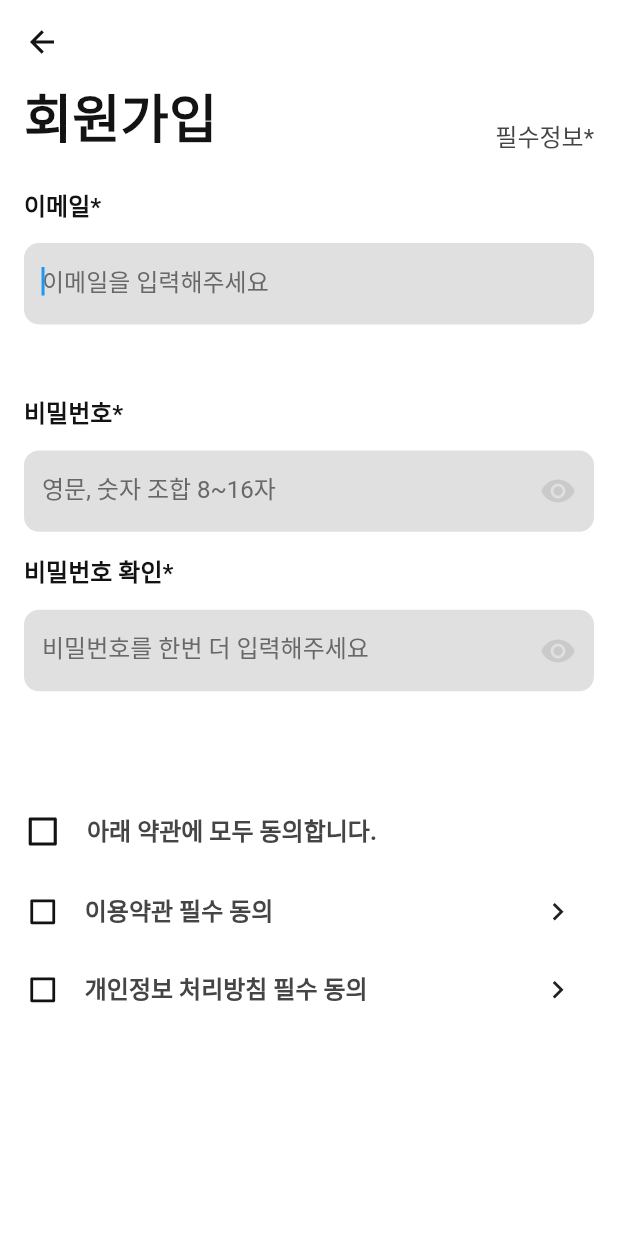
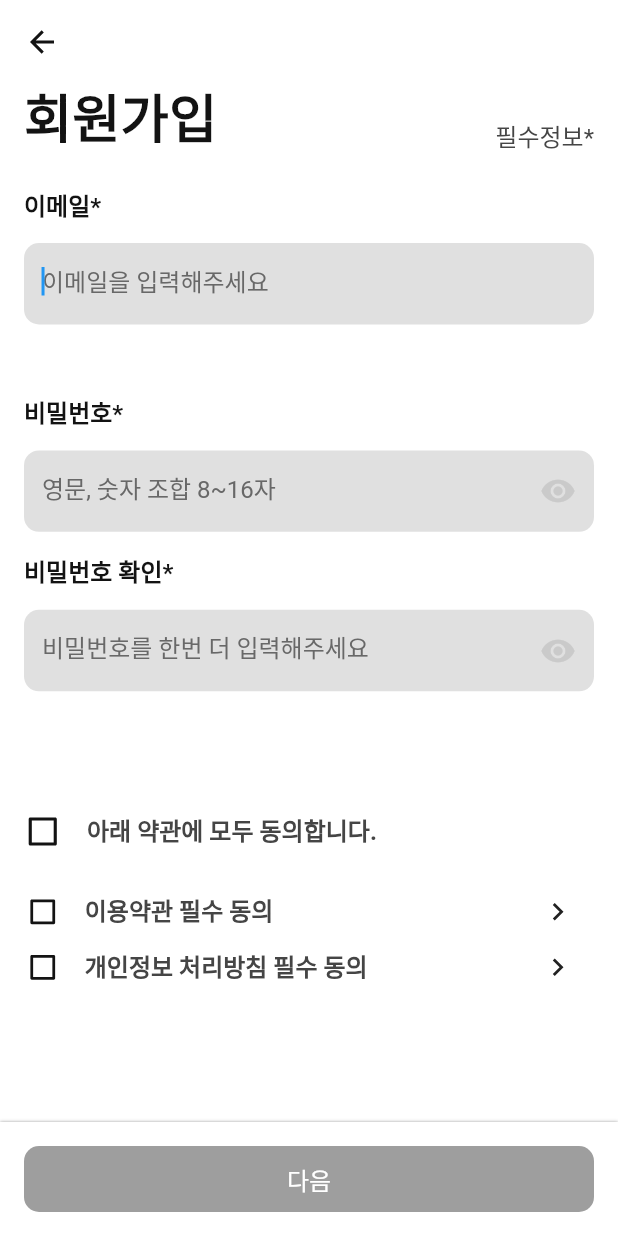
Before and after one commit to pdh0927/Ourcohol, a Flutter app: the EssentialInformation screen opened directly, on a phone screen of 412 x 824 dp. Run offline on Flutter 3.47's test engine with Material 2 defaults, Android fonts, the phone set to English and light mode, and no system bars; our stand-ins replace email_validator, flutter_remix, sizer; Roboto replaces fonts that are missing (GowunBatang).

Commit message:
next button

```diff
--- a/client/ourcohol/lib/user/sign_up_page/essential_information.dart
+++ b/client/ourcohol/lib/user/sign_up_page/essential_information.dart
@@ -22,6 +22,7 @@ class _EssentialInformationState extends State<EssentialInformation> {
   bool allCheck = false;
   bool firstCheck = false;
   bool secondCheck = false;
+  var user = {};
 
   validateEmail1() {
     if (inputEmail != '') {
@@ -71,6 +72,10 @@ class _EssentialInformationState extends State<EssentialInformation> {
         ),
         backgroundColor: Colors.white,
         body: SafeArea(
+            child: Column(
+          mainAxisAlignment: MainAxisAlignment.spaceBetween,
+          children: [
+            Expanded(
               child: SingleChildScrollView(
                   scrollDirection: Axis.vertical,
                   child: Container(
@@ -82,7 +87,8 @@ class _EssentialInformationState extends State<EssentialInformation> {
                             Container(
                               margin: const EdgeInsets.only(bottom: 25),
                               child: Row(
-                              mainAxisAlignment: MainAxisAlignment.spaceBetween,
+                                mainAxisAlignment:
+                                    MainAxisAlignment.spaceBetween,
                                 crossAxisAlignment: CrossAxisAlignment.end,
                                 children: [
                                   Text('회원가입', style: textStyle12),
@@ -122,8 +128,8 @@ class _EssentialInformationState extends State<EssentialInformation> {
                                         borderRadius: BorderRadius.circular(5),
                                         gapPadding: 0),
                                     hintText: '이메일을 입력해주세요',
-                                  hintStyle:
-                                      const TextStyle(color: Color(0xff686868)),
+                                    hintStyle: const TextStyle(
+                                        color: Color(0xff686868)),
                                     filled: true,
                                     fillColor: const Color(0xffE0E0E0),
                                   ),
@@ -150,7 +156,8 @@ class _EssentialInformationState extends State<EssentialInformation> {
                                         Container(
                                             margin:
                                                 const EdgeInsets.only(left: 6),
-                                          child: const Text('email 형식이 맞지 않습니다',
+                                            child: const Text(
+                                                'email 형식이 맞지 않습니다',
                                                 style: TextStyle(
                                                     color: Colors.white))),
                                       ],
@@ -166,7 +173,8 @@ class _EssentialInformationState extends State<EssentialInformation> {
                                               MainAxisAlignment.end,
                                           children: [
                                             const Icon(
-                                              FlutterRemix.checkbox_circle_fill,
+                                                FlutterRemix
+                                                    .checkbox_circle_fill,
                                                 color: Color(0xffD74646)),
                                             Container(
                                                 margin: const EdgeInsets.only(
@@ -185,7 +193,8 @@ class _EssentialInformationState extends State<EssentialInformation> {
                                               MainAxisAlignment.end,
                                           children: [
                                             const Icon(
-                                              FlutterRemix.checkbox_circle_fill,
+                                                FlutterRemix
+                                                    .checkbox_circle_fill,
                                                 color: Color(0xff57AC6A)),
                                             Container(
                                                 margin: const EdgeInsets.only(
@@ -309,7 +318,8 @@ class _EssentialInformationState extends State<EssentialInformation> {
                                         Container(
                                             margin:
                                                 const EdgeInsets.only(left: 6),
-                                          child: const Text('email 형식이 맞지 않습니다',
+                                            child: const Text(
+                                                'email 형식이 맞지 않습니다',
                                                 style: TextStyle(
                                                     color: Colors.white))),
                                       ],
@@ -325,7 +335,8 @@ class _EssentialInformationState extends State<EssentialInformation> {
                                               MainAxisAlignment.end,
                                           children: [
                                             const Icon(
-                                              FlutterRemix.checkbox_circle_fill,
+                                                FlutterRemix
+                                                    .checkbox_circle_fill,
                                                 color: Color(0xffD74646)),
                                             Container(
                                                 margin: const EdgeInsets.only(
@@ -390,7 +401,7 @@ class _EssentialInformationState extends State<EssentialInformation> {
                               ),
                             ),
                             Container(
-                            margin: const EdgeInsets.only(bottom: 30),
+                              margin: const EdgeInsets.only(bottom: 15),
                               child: Row(
                                 mainAxisAlignment: MainAxisAlignment.start,
                                 children: [
@@ -437,13 +448,14 @@ class _EssentialInformationState extends State<EssentialInformation> {
                                               padding: const EdgeInsets.all(0),
                                               onPressed: () {},
                                               child: const Icon(
-                                                FlutterRemix.arrow_right_s_line,
+                                                  FlutterRemix
+                                                      .arrow_right_s_line,
                                                   size: 22))))
                                 ],
                               ),
                             ),
                             Container(
-                            margin: const EdgeInsets.only(bottom: 30),
+                              margin: const EdgeInsets.only(bottom: 0),
                               child: Row(
                                 mainAxisAlignment: MainAxisAlignment.start,
                                 children: [
@@ -490,11 +502,51 @@ class _EssentialInformationState extends State<EssentialInformation> {
                                               padding: const EdgeInsets.all(0),
                                               onPressed: () {},
                                               child: const Icon(
-                                                FlutterRemix.arrow_right_s_line,
+                                                  FlutterRemix
+                                                      .arrow_right_s_line,
                                                   size: 22))))
                                 ],
                               ),
+                            ),
+                            SizedBox(height: 40 / 852 * 100.w)
+                          ]))),
+            ),
+            Container(
+                height: 76,
+                width: 100.w,
+                // margin: EdgeInsets.only(
+                //     bottom: MediaQuery.of(context).viewInsets.bottom),
+                alignment: Alignment.center,
+                padding: EdgeInsets.fromLTRB(16, 16, 16, 16),
+                decoration: BoxDecoration(color: Colors.white, boxShadow: [
+                  BoxShadow(color: Colors.grey, blurRadius: 1, spreadRadius: 0)
+                ]),
+                child: (flagValidateEmail == 1 && flagValidatePassword == 1)
+                    ? Container(
+                        width: 100.w - 32,
+                        height: 44,
+                        decoration: BoxDecoration(
+                            borderRadius: BorderRadius.circular(10),
+                            color: Colors.grey),
+                        child: MaterialButton(
+                            padding: EdgeInsets.all(0),
+                            color: Color(0xff131313),
+                            child: Text('다음',
+                                style: TextStyle(
+                                    fontSize: 16, color: Colors.white)),
+                            onPressed: () {}),
                       )
-                        ])))));
+                    : Container(
+                        width: 100.w - 32,
+                        height: 44,
+                        decoration: BoxDecoration(
+                            borderRadius: BorderRadius.circular(10),
+                            color: Colors.grey),
+                        alignment: Alignment.center,
+                        child: Text('다음',
+                            style:
+                                TextStyle(fontSize: 16, color: Colors.white))))
+          ],
+        )));
   }
 }
```
Lines whose indentation alone changed are shown as unchanged.
